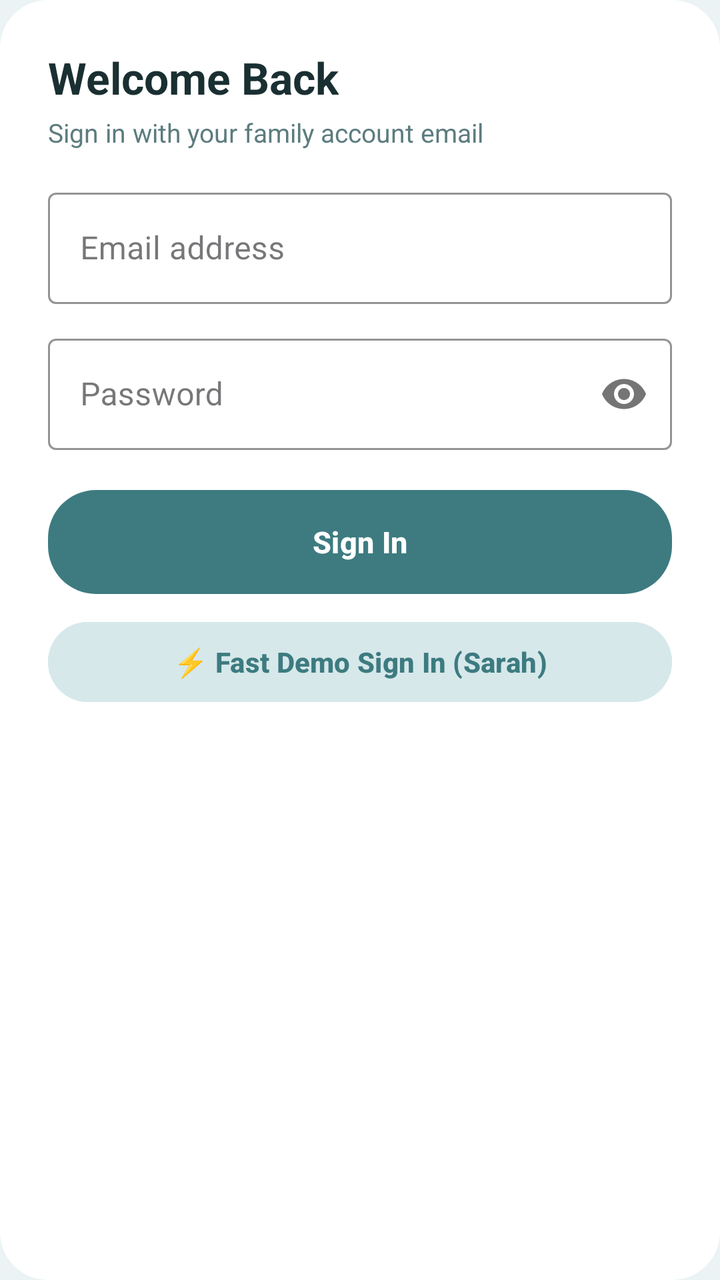
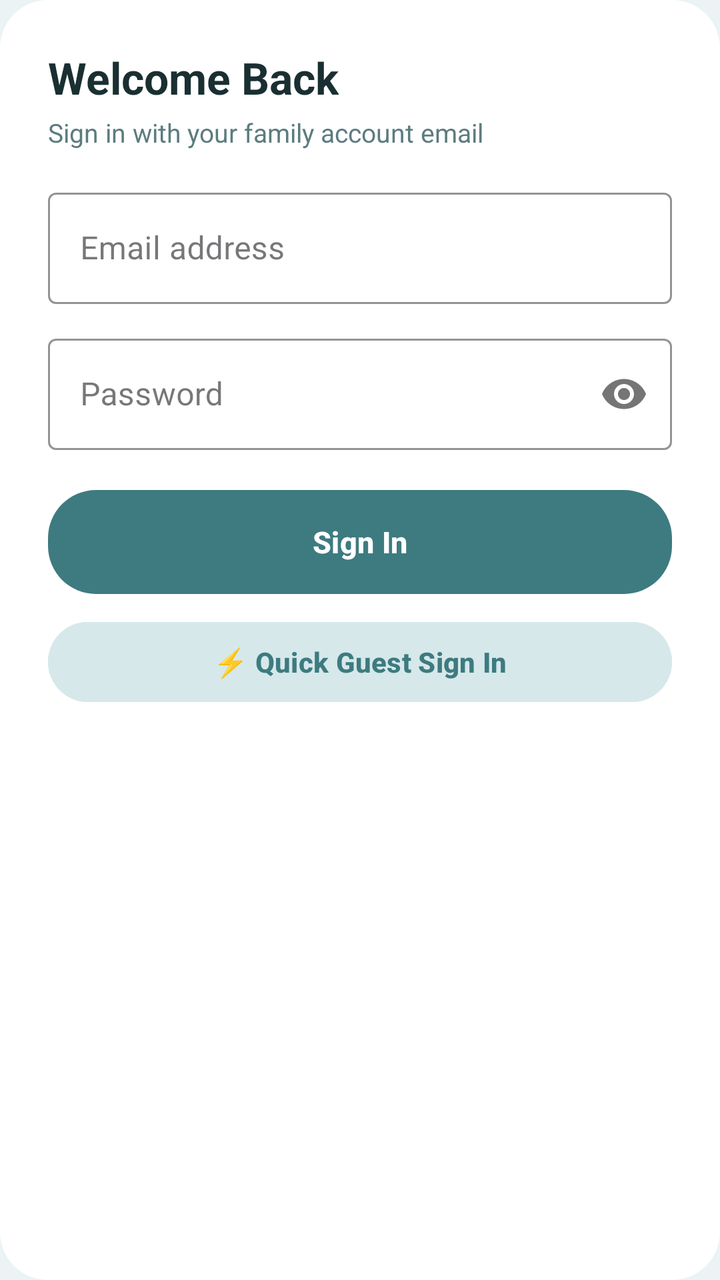

Before-and-after screenshots of an Android layout around one commit, followed by the original layout XML and the change that was made.
<!-- AndroidManifest.xml: application theme Theme.FamilyAIPlanner -->
<!-- res/layout/sheet_login.xml -->
<?xml version="1.0" encoding="utf-8"?>
<LinearLayout xmlns:android="http://schemas.android.com/apk/res/android"
    xmlns:app="http://schemas.android.com/apk/res-auto"
    android:layout_width="match_parent"
    android:layout_height="wrap_content"
    android:background="@drawable/card_rounded_white"
    android:orientation="vertical"
    android:padding="24dp">

    <TextView
        android:layout_width="wrap_content"
        android:layout_height="wrap_content"
        android:text="Welcome Back"
        android:textColor="@color/textPrimary"
        android:textSize="22sp"
        android:textStyle="bold" />

    <TextView
        android:layout_width="wrap_content"
        android:layout_height="wrap_content"
        android:layout_marginTop="4dp"
        android:text="Sign in with your family account email"
        android:textColor="@color/textSecondary"
        android:textSize="13sp" />

    
    <com.google.android.material.textfield.TextInputLayout
        android:id="@+id/loginEmailLayout"
        android:layout_width="match_parent"
        android:layout_height="wrap_content"
        android:layout_marginTop="16dp"
        app:boxStrokeColor="@color/primaryTeal"
        app:hintTextColor="@color/primaryTeal"
        style="@style/Widget.MaterialComponents.TextInputLayout.OutlinedBox">

        <com.google.android.material.textfield.TextInputEditText
            android:id="@+id/loginEmailInput"
            android:layout_width="match_parent"
            android:layout_height="wrap_content"
            android:hint="Email address"
            android:inputType="textEmailAddress"
            android:textColor="@color/textPrimary" />
    </com.google.android.material.textfield.TextInputLayout>

    
    <com.google.android.material.textfield.TextInputLayout
        android:id="@+id/loginPasswordLayout"
        android:layout_width="match_parent"
        android:layout_height="wrap_content"
        android:layout_marginTop="12dp"
        app:boxStrokeColor="@color/primaryTeal"
        app:hintTextColor="@color/primaryTeal"
        app:passwordToggleEnabled="true"
        style="@style/Widget.MaterialComponents.TextInputLayout.OutlinedBox">

        <com.google.android.material.textfield.TextInputEditText
            android:id="@+id/loginPasswordInput"
            android:layout_width="match_parent"
            android:layout_height="wrap_content"
            android:hint="Password"
            android:inputType="textPassword"
            android:textColor="@color/textPrimary" />
    </com.google.android.material.textfield.TextInputLayout>

    
    <Button
        android:id="@+id/btnSubmitLogin"
        android:layout_width="match_parent"
        android:layout_height="52dp"
        android:layout_marginTop="20dp"
        android:background="@drawable/btn_teal_rounded"
        android:text="Sign In"
        android:textColor="@color/textWhite"
        android:textSize="15sp"
        android:textStyle="bold"
        app:backgroundTint="@null" />

    
    <Button
        android:id="@+id/btnDemoLogin"
        android:layout_width="match_parent"
        android:layout_height="48dp"
        android:layout_marginTop="10dp"
        android:backgroundTint="@color/tileTealLight"
        android:text="⚡ Fast Demo Sign In (Sarah)"
        android:textColor="@color/primaryTeal"
        android:textSize="14sp"
        android:textStyle="bold"
        app:cornerRadius="24dp" />

    
    <ProgressBar
        android:id="@+id/loginProgressBar"
        android:layout_width="wrap_content"
        android:layout_height="wrap_content"
        android:layout_gravity="center"
        android:layout_marginTop="12dp"
        android:visibility="gone" />

</LinearLayout>
<!-- resources referenced by this layout -->
<resources>
  <color name="primaryTeal">#3D7B80</color>
  <color name="textPrimary">#1A2F31</color>
  <color name="textSecondary">#5C7C7F</color>
  <color name="textWhite">#FFFFFF</color>
  <color name="tileTealLight">#D6E8EA</color>
  <!-- drawable btn_teal_rounded (drawable) -->
  <?xml version="1.0" encoding="utf-8"?>
  <shape xmlns:android="http://schemas.android.com/apk/res/android"
      android:shape="rectangle">
      <corners android:radius="24dp" />
      <solid android:color="@color/primaryTeal" />
  </shape>
  <!-- drawable card_rounded_white (drawable) -->
  <?xml version="1.0" encoding="utf-8"?>
  <shape xmlns:android="http://schemas.android.com/apk/res/android"
      android:shape="rectangle">
      <corners android:radius="24dp" />
      <solid android:color="@color/surfaceWhite" />
  </shape>
  <style name="Theme.FamilyAIPlanner" parent="Theme.Material3.Light.NoActionBar">
          <item name="colorPrimary">@color/primaryTeal</item>
          <item name="colorPrimaryContainer">@color/tileTealLight</item>
          <item name="colorSecondary">@color/colorSecondary</item>
          <item name="android:statusBarColor">@color/primaryTeal</item>
          <item name="android:navigationBarColor">@color/surfaceWhite</item>
          <item name="android:windowBackground">@color/bgMint</item>
      </style>
  <color name="surfaceWhite">#FFFFFF</color>
  <color name="colorSecondary">#4A8B90</color>
  <color name="bgMint">#EBF3F4</color>
</resources>

<!-- the commit's change to res/layout/sheet_login.xml (unified diff, before → after) -->
@@ -82,7 +82,7 @@
         android:layout_height="48dp"
         android:layout_marginTop="10dp"
         android:backgroundTint="@color/tileTealLight"
-        android:text="⚡ Fast Demo Sign In (Sarah)"
+        android:text="⚡ Quick Guest Sign In"
         android:textColor="@color/primaryTeal"
         android:textSize="14sp"
         android:textStyle="bold"
